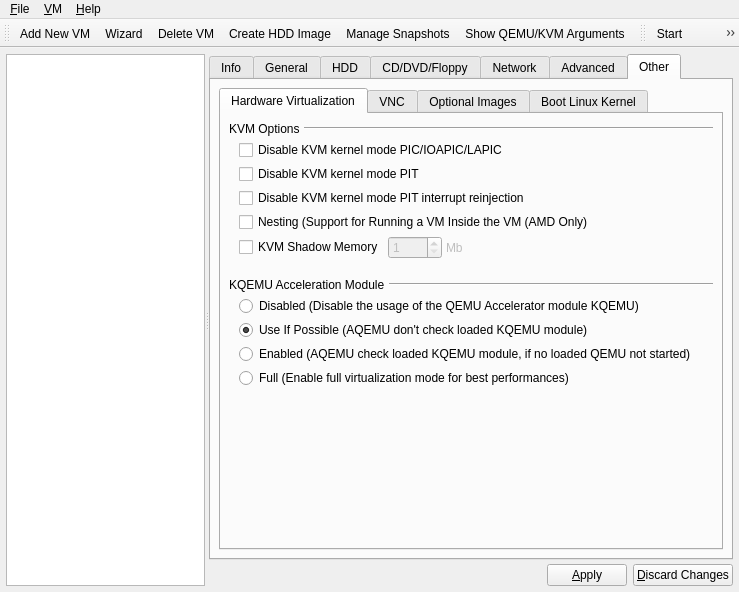
The window that Main_Window.ui (qunying/aqemu-old) describes before a commit, drawn with Qt 5.
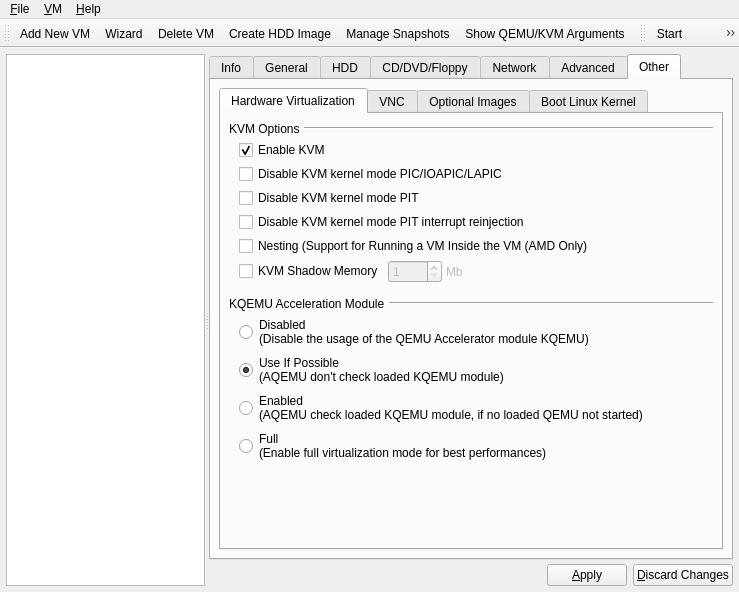
The same window after the commit. The open tabs and pages were chosen to show the change. Icons and pictures are not drawn.

```diff
--- a/Main_Window.ui
+++ b/Main_Window.ui
@@ -3490,42 +3490,55 @@
                   <property name="leftMargin">
                    <number>10</number>
                   </property>
+                  <property name="spacing">
+                   <number>4</number>
+                  </property>
                   <item row="0" column="0" colspan="4">
+                   <widget class="QCheckBox" name="CH_Enable_KVM">
+                    <property name="text">
+                     <string>Enable KVM</string>
+                    </property>
+                    <property name="checked">
+                     <bool>true</bool>
+                    </property>
+                   </widget>
+                  </item>
+                  <item row="1" column="0" colspan="4">
                    <widget class="QCheckBox" name="CH_No_KVM_IRQChip">
                     <property name="text">
                      <string>Disable KVM kernel mode PIC/IOAPIC/LAPIC</string>
                     </property>
                    </widget>
                   </item>
-                  <item row="1" column="0" colspan="4">
+                  <item row="2" column="0" colspan="4">
                    <widget class="QCheckBox" name="CH_No_KVM_Pit">
                     <property name="text">
                      <string>Disable KVM kernel mode PIT</string>
                     </property>
                    </widget>
                   </item>
-                  <item row="2" column="0" colspan="4">
+                  <item row="3" column="0" colspan="4">
                    <widget class="QCheckBox" name="CH_KVM_No_Pit_Reinjection">
                     <property name="text">
                      <string>Disable KVM kernel mode PIT interrupt reinjection</string>
                     </property>
                    </widget>
                   </item>
-                  <item row="3" column="0" colspan="4">
+                  <item row="4" column="0" colspan="4">
                    <widget class="QCheckBox" name="CH_KVM_Nesting">
                     <property name="text">
                      <string>Nesting (Support for Running a VM Inside the VM (AMD Only)</string>
                     </property>
                    </widget>
                   </item>
-                  <item row="4" column="0">
+                  <item row="5" column="0">
                    <widget class="QCheckBox" name="CH_KVM_Shadow_Memory">
                     <property name="text">
                      <string>KVM Shadow Memory</string>
                     </property>
                    </widget>
                   </item>
-                  <item row="4" column="1">
+                  <item row="5" column="1">
                    <widget class="QSpinBox" name="SB_KVM_Shadow_Memory_Size">
                     <property name="enabled">
                      <bool>false</bool>
@@ -3538,7 +3551,7 @@
                     </property>
                    </widget>
                   </item>
-                  <item row="4" column="2">
+                  <item row="5" column="2">
                    <widget class="QLabel" name="Label_KVM_Shadow_Memory_Mb">
                     <property name="enabled">
                      <bool>false</bool>
@@ -3554,7 +3567,7 @@
                     </property>
                    </widget>
                   </item>
-                  <item row="4" column="3">
+                  <item row="5" column="3">
                    <spacer name="horizontalSpacer_5">
                     <property name="orientation">
                      <enum>Qt::Horizontal</enum>
@@ -3580,7 +3593,7 @@
                   <property name="sizeHint" stdset="0">
                    <size>
                     <width>448</width>
-                    <height>15</height>
+                    <height>10</height>
                    </size>
                   </property>
                  </spacer>
@@ -3611,20 +3624,25 @@
                 </item>
                 <item>
                  <layout class="QVBoxLayout" name="verticalLayout_2">
+                  <property name="spacing">
+                   <number>4</number>
+                  </property>
                   <property name="leftMargin">
                    <number>10</number>
                   </property>
                   <item>
                    <widget class="QRadioButton" name="RB_KQEMU_Disabled">
                     <property name="text">
-                     <string>Disabled (Disable the usage of the QEMU Accelerator module KQEMU)</string>
+                     <string>Disabled
+(Disable the usage of the QEMU Accelerator module KQEMU)</string>
                     </property>
                    </widget>
                   </item>
                   <item>
                    <widget class="QRadioButton" name="RB_KQEMU_Use_if_Possible">
                     <property name="text">
-                     <string>Use If Possible (AQEMU don't check loaded KQEMU module)</string>
+                     <string>Use If Possible
+(AQEMU don't check loaded KQEMU module)</string>
                     </property>
                     <property name="checked">
                      <bool>true</bool>
@@ -3634,14 +3652,16 @@
                   <item>
                    <widget class="QRadioButton" name="RB_KQEMU_Enabled">
                     <property name="text">
-                     <string>Enabled (AQEMU check loaded KQEMU module, if no loaded QEMU not started)</string>
+                     <string>Enabled
+(AQEMU check loaded KQEMU module, if no loaded QEMU not started)</string>
                     </property>
                    </widget>
                   </item>
                   <item>
                    <widget class="QRadioButton" name="RB_KQEMU_Full">
                     <property name="text">
-                     <string>Full (Enable full virtualization mode for best performances)</string>
+                     <string>Full
+(Enable full virtualization mode for best performances)</string>
                     </property>
                    </widget>
                   </item>
```
Left out of the diff: 896 changed lines with no effect on the pictures.
